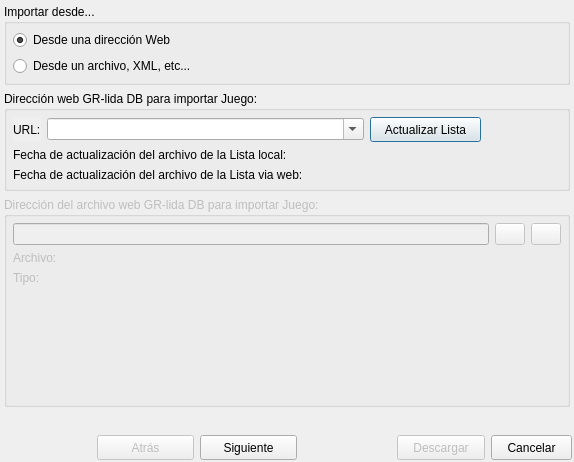
Monthy/gr-lida, file ui/importar_juego.ui: the form before one commit.
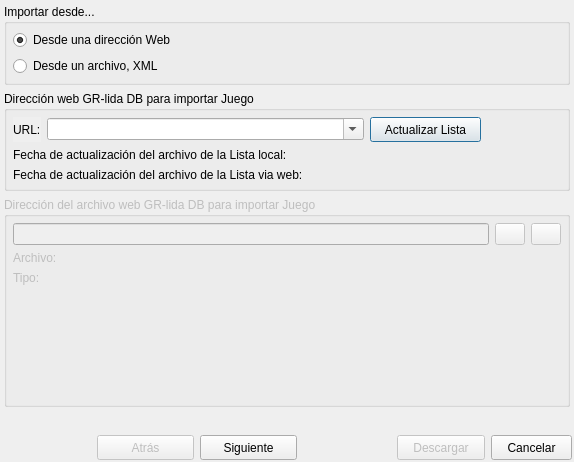
The form after the commit. Icons and pictures are not drawn.

What changed in the file:
```diff
--- a/ui/importar_juego.ui
+++ b/ui/importar_juego.ui
@@ -93,7 +93,7 @@
           <item>
            <widget class="QRadioButton" name="rbt_desde_XML" >
             <property name="text" >
-             <string>Desde un archivo, XML, etc...</string>
+             <string>Desde un archivo, XML</string>
             </property>
            </widget>
           </item>
@@ -109,7 +109,7 @@
           </sizepolicy>
          </property>
          <property name="title" >
-          <string>Dirección web GR-lida DB para importar Juego:</string>
+          <string>Dirección web GR-lida DB para importar Juego</string>
          </property>
          <layout class="QVBoxLayout" >
           <property name="leftMargin" >
@@ -236,7 +236,7 @@
           <bool>false</bool>
          </property>
          <property name="title" >
-          <string>Dirección del archivo web GR-lida DB para importar Juego:</string>
+          <string>Dirección del archivo web GR-lida DB para importar Juego</string>
          </property>
          <layout class="QVBoxLayout" >
           <property name="leftMargin" >
```
Left out of the diff: 3 changed lines with no effect on the pictures.
